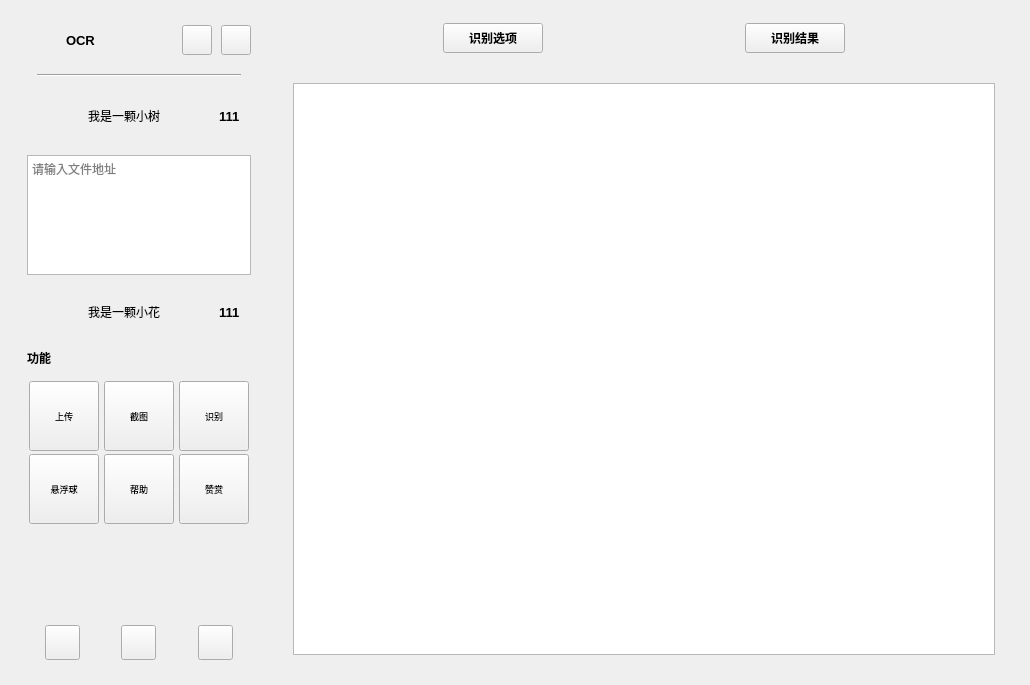
Old version of the form widget.ui in the repository slicesteak/SheepOCR.
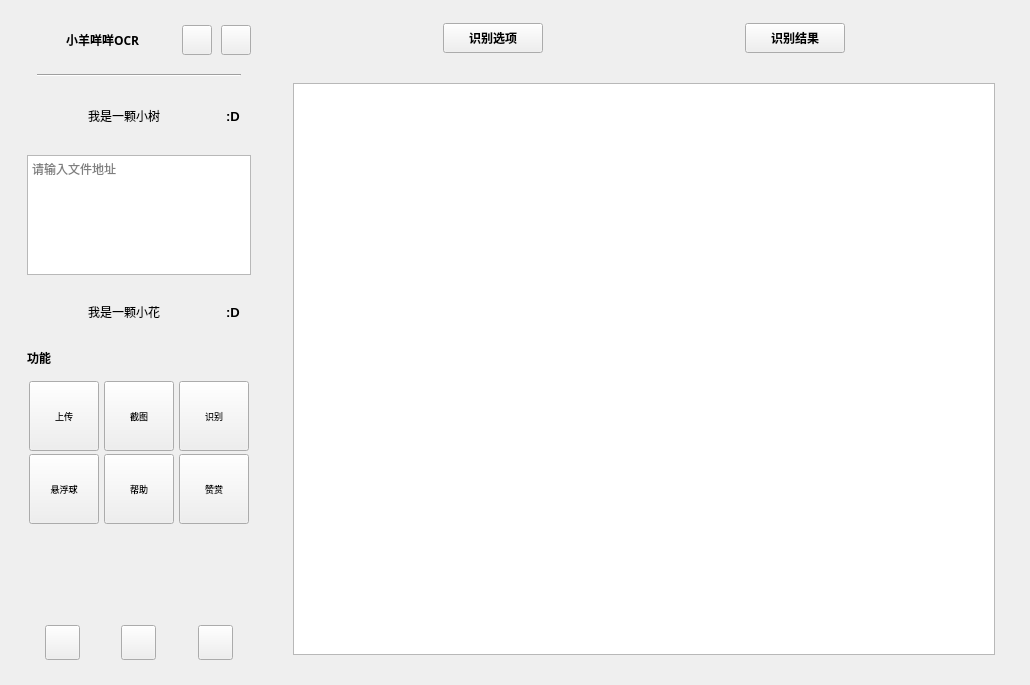
New version of the form. Icons and pictures are not drawn.

The edit to the form file:
```diff
--- a/widget.ui
+++ b/widget.ui
@@ -129,13 +129,14 @@
                <widget class="QLabel" name="label">
                 <property name="font">
                  <font>
-                  <pointsize>10</pointsize>
+                  <family>Agency FB</family>
+                  <pointsize>9</pointsize>
                   <weight>75</weight>
                   <bold>true</bold>
                  </font>
                 </property>
                 <property name="text">
-                 <string>OCR</string>
+                 <string>小羊咩咩OCR</string>
                 </property>
                </widget>
               </item>
@@ -304,7 +305,7 @@
                   </font>
                  </property>
                  <property name="text">
-                  <string>111</string>
+                  <string>:D</string>
                  </property>
                 </widget>
                </item>
@@ -381,7 +382,7 @@
                   </font>
                  </property>
                  <property name="text">
-                  <string>111</string>
+                  <string>:D</string>
                  </property>
                 </widget>
                </item>
```
Left out of the diff: 6 changed lines with no effect on the pictures.
